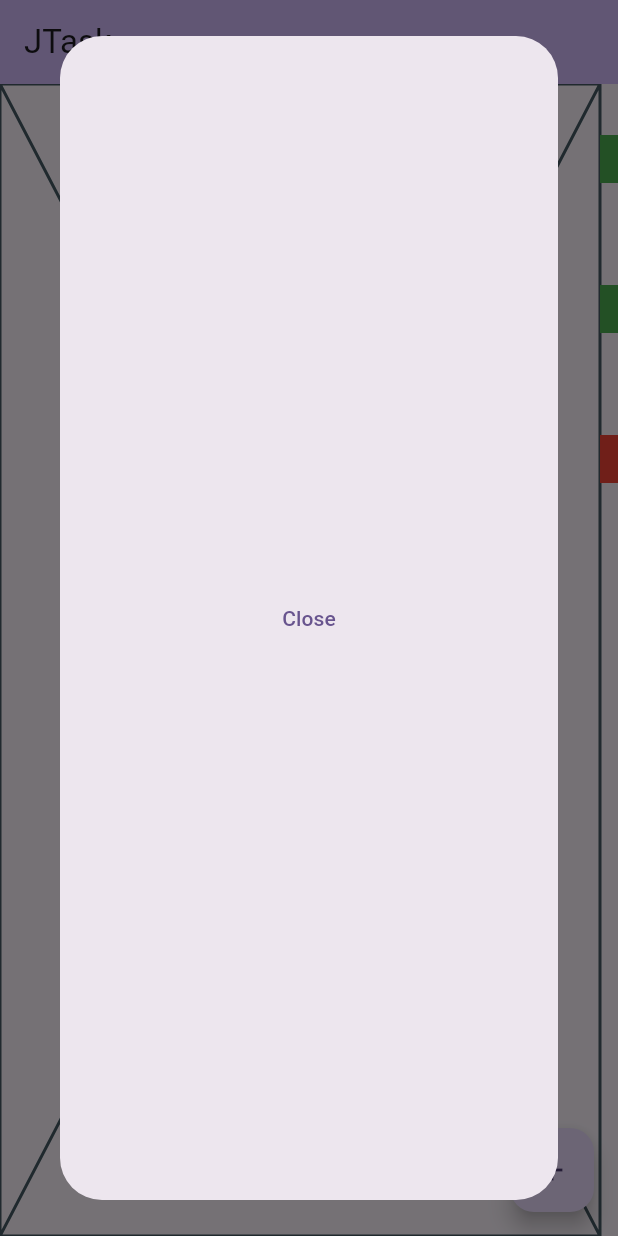
After one commit to VanJackal/jtask_flutter, a Flutter app: the screen it shows after launch, after a tap on the "add" icon, on a phone screen of 412 x 824 dp. The commit adds this screen. Run offline on Flutter 3.47's test engine with Material 3 defaults, Android fonts, the phone set to English and light mode, and no system bars; missing offline and left inert: window_size.

Commit message:
add task modal skeleton

```diff
--- /dev/null
+++ b/lib/ui/addTaskDialog/addTaskDialog_view.dart
@@ -0,0 +1,19 @@
+import 'package:flutter/material.dart';
+
+class AddTaskDialog extends StatelessWidget {
+  const AddTaskDialog({super.key});
+
+  @override
+  Widget build(BuildContext context) {
+    return Padding(
+      padding: EdgeInsets.all(5),
+    child: Center(
+      child: TextButton(
+        onPressed: (){Navigator.pop(context);},
+        child: Text("Close")
+      ),
+    ),
+    );
+  }
+
+}
--- a/lib/ui/homepage.dart
+++ b/lib/ui/homepage.dart
@@ -1,4 +1,5 @@
 import 'package:flutter/material.dart';
+import 'package:jtask_flutter/ui/addTaskDialog/addTaskDialog_view.dart';
 import 'package:jtask_flutter/ui/tasklist/taskList_view.dart';
 import 'package:jtask_flutter/ui/tasklist/taskList_viewModel.dart';
 
@@ -27,6 +28,17 @@ class _HomePageState extends State<HomePage> {
           Expanded(child: TaskList(viewModel: taskListViewModel,)),
         ],
       ),
+      floatingActionButton: FloatingActionButton(
+          onPressed: ()=>{
+            showDialog(
+              context: context,
+              builder: (BuildContext context) => Dialog(
+                child: AddTaskDialog()
+              )
+            )
+          },
+          child: const Icon(Icons.add),
+      ),
     );
   }
 }
--- a/lib/ui/tasklist/taskList_viewModel.dart
+++ b/lib/ui/tasklist/taskList_viewModel.dart
@@ -9,4 +9,9 @@ class TaskListViewModel extends ChangeNotifier{
   ]; //todo this needs to be a repository
 
   List<Task> get tasks => _tasks;
+
+  void addTask(Task task) {
+    _tasks.add(task);
+    notifyListeners();
+  }
 }
```
